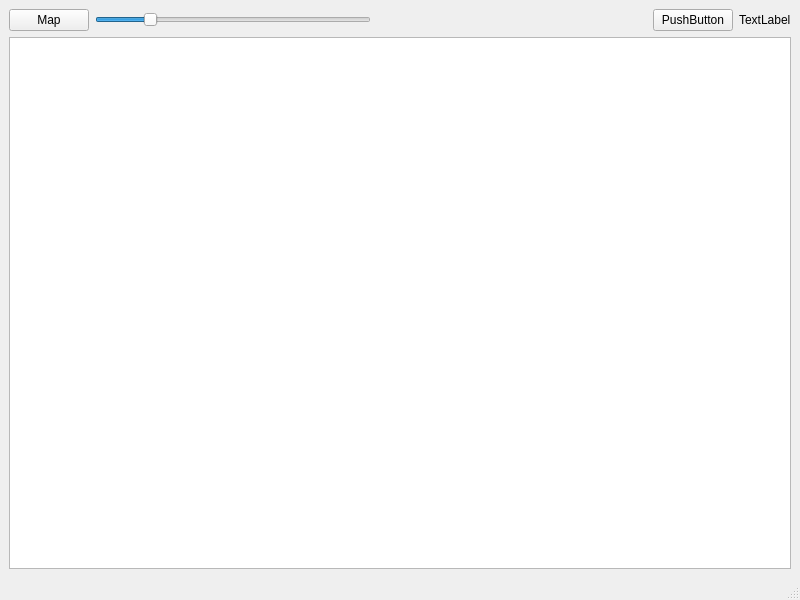
Old version of the form mainwindow.ui in the repository Faz0lek/vut-fit-icp.
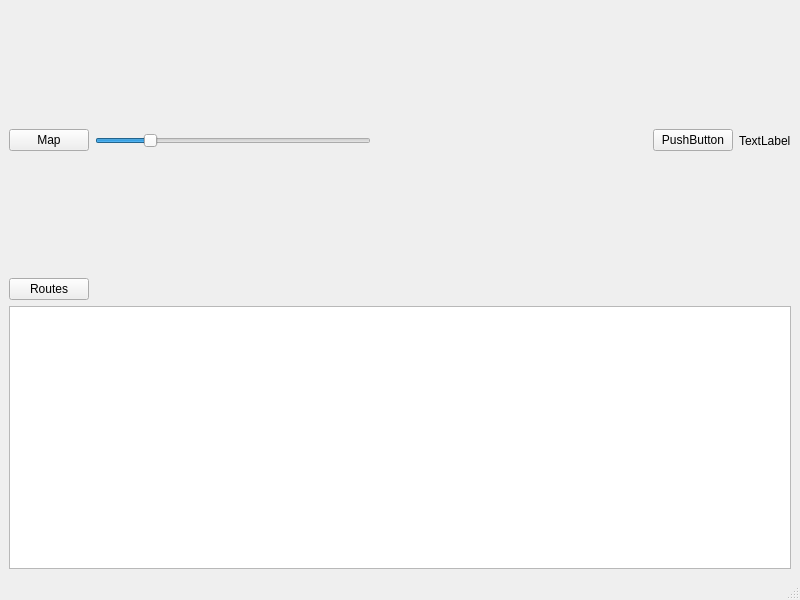
New version of the form.

Commit message: Create button to open routes

Patch:
```diff
--- a/mainwindow.ui
+++ b/mainwindow.ui
@@ -70,7 +70,38 @@
      </layout>
     </item>
     <item>
-     <widget class="QGraphicsView" name="graphicsView"/>
+     <layout class="QHBoxLayout" name="horizontalLayout_2">
+      <item>
+       <widget class="QPushButton" name="openLinesButton">
+        <property name="text">
+         <string>Routes</string>
+        </property>
+       </widget>
+      </item>
+      <item>
+       <spacer name="horizontalSpacer_2">
+        <property name="orientation">
+         <enum>Qt::Horizontal</enum>
+        </property>
+        <property name="sizeHint" stdset="0">
+         <size>
+          <width>40</width>
+          <height>20</height>
+         </size>
+        </property>
+       </spacer>
+      </item>
+     </layout>
+    </item>
+    <item>
+     <widget class="QGraphicsView" name="graphicsView">
+      <property name="sizePolicy">
+       <sizepolicy hsizetype="Expanding" vsizetype="Minimum">
+        <horstretch>0</horstretch>
+        <verstretch>0</verstretch>
+       </sizepolicy>
+      </property>
+     </widget>
     </item>
    </layout>
   </widget>
```
The commit also changes 2 other files.
